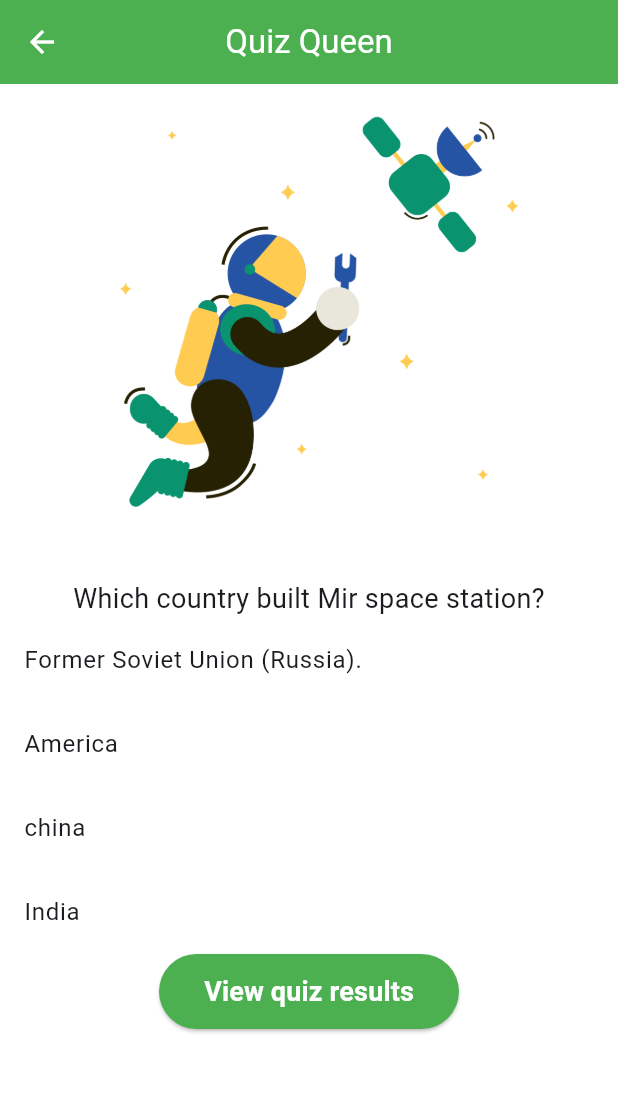
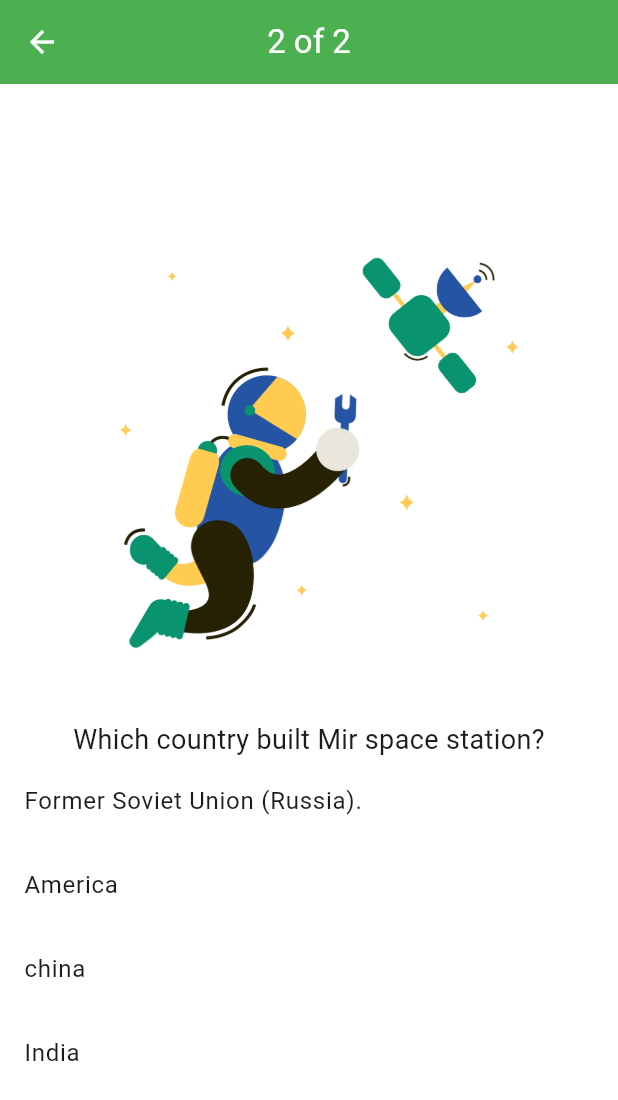
Before and after one commit to Alireza-Seif/quizz, a Flutter app: the QuizPage screen opened directly, after a tap on "Alireza Seif", on a phone screen of 412 x 824 dp. Shown: the top 1100 px of the screen. Run offline on Flutter 3.47's test engine with Material 3 defaults, Android fonts, the phone set to English and light mode, and no system bars.

Commit message:
project was completed

```diff
--- a/lib/screens/quizz_page.dart
+++ b/lib/screens/quizz_page.dart
@@ -1,6 +1,7 @@
 import 'package:flutter/material.dart';
 import 'package:quizz/constants/Constants.dart';
 import 'package:quizz/data/Questions.dart';
+import 'package:quizz/screens/result_screen.dart';
 
 class QuizPage extends StatefulWidget {
   const QuizPage({super.key});
@@ -13,6 +14,7 @@ class _QuizPageState extends State<QuizPage> {
   int showQuestionIndex = 0;
   Questions? selectedQuestion;
   bool isFinalAnswerSubmited = false;
+  int correctAnswer = 0;
 
   @override
   Widget build(BuildContext context) {
@@ -23,9 +25,9 @@ class _QuizPageState extends State<QuizPage> {
     return Scaffold(
       backgroundColor: Colors.white,
       appBar: AppBar(
-        title: const Text(
-          'Quiz Queen',
-          style: TextStyle(color: Colors.white),
+        title: Text(
+          '${showQuestionIndex + 1} of ${getQuestionsList().length}',
+          style: const TextStyle(color: Colors.white),
         ),
         centerTitle: true,
         backgroundColor: Colors.green,
@@ -34,6 +36,7 @@ class _QuizPageState extends State<QuizPage> {
       body: SafeArea(
           child: Column(
         crossAxisAlignment: CrossAxisAlignment.center,
+        mainAxisAlignment: MainAxisAlignment.center,
         children: [
           SizedBox(
             width: double.infinity,
@@ -60,7 +63,16 @@ class _QuizPageState extends State<QuizPage> {
                 'View quiz results',
                 style: TextStyle(fontSize: 18, fontWeight: FontWeight.bold),
               ),
-              onPressed: () {},
+              onPressed: () {
+                Navigator.push(
+                  context,
+                  MaterialPageRoute(
+                    builder: (context) => ResultScreen(
+                      resultAnswer: correctAnswer,
+                    ),
+                  ),
+                );
+              },
             ),
         ],
       )),
@@ -72,12 +84,12 @@ class _QuizPageState extends State<QuizPage> {
       title: Text(selectedQuestion!.answerList![index]),
       onTap: () {
         if (selectedQuestion!.correctAnswer == index) {
-          print('correct');
+          correctAnswer++;
         } else {
           print('wrong');
         }
 
-        if (showQuestionIndex < getQuestionsList().length - 1) {
+        if (showQuestionIndex == getQuestionsList().length - 1) {
           isFinalAnswerSubmited = true;
         }
 
```
Also changed, not shown: lib/screens/result_screen.dart (added, +45 -0 lines).
